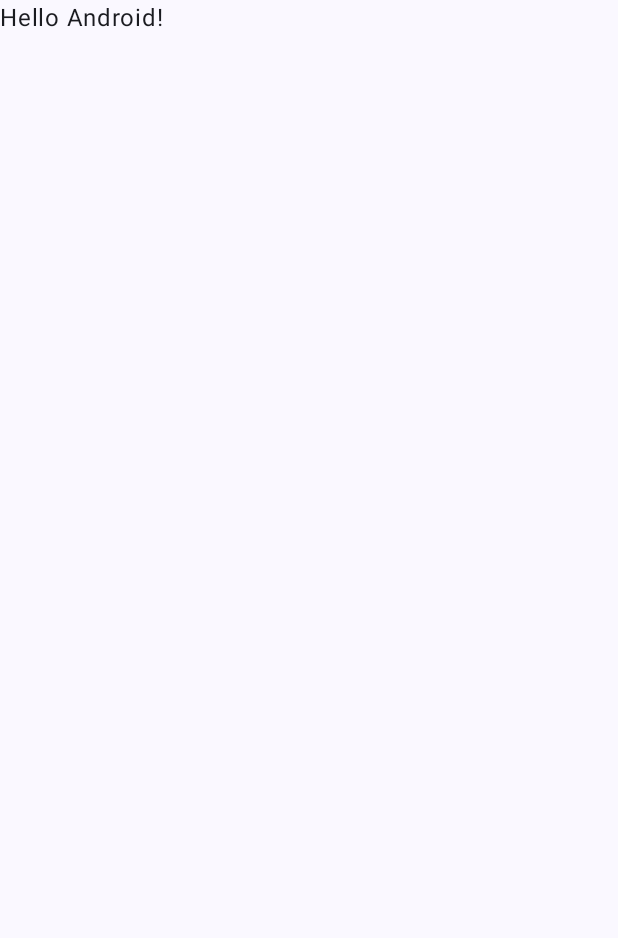
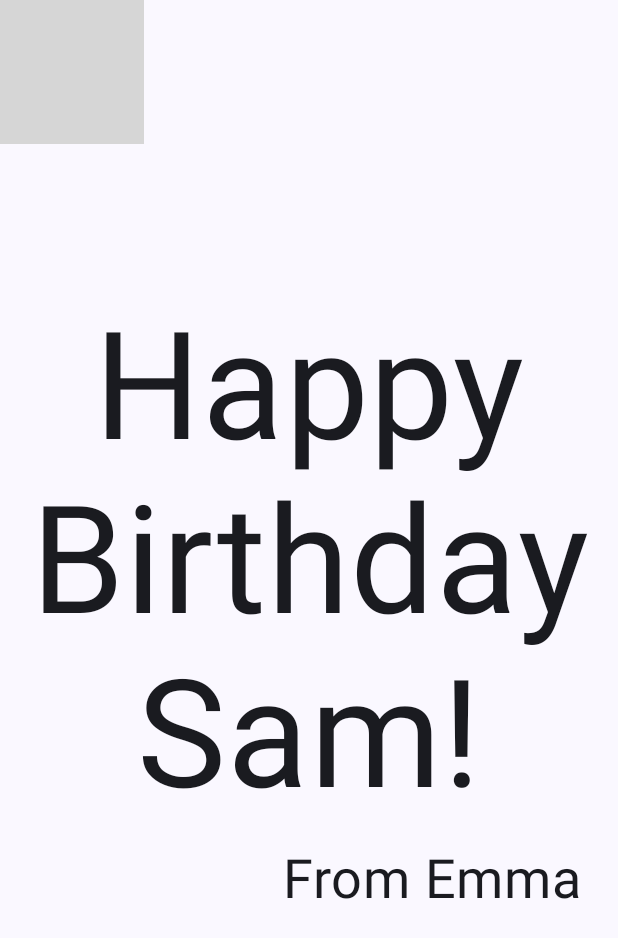
Before and after one commit to datdat1234/Just-Learning, an Android app built with Jetpack Compose: the screen it shows after launch (MainActivity), on a phone screen of 412 x 824 dp. Before the commit the part shown is almost empty. Shown: the top 938 px of the screen. Run offline under Robolectric (Android 15) with nearby library versions, the phone set to English and light mode, and no system bars; grey boxes are pictures that could not be loaded.

Commit message:
By LE PHUOC DAT - at 20250406 Change: - To: Build a basic layout -> Practice: Compose Basics.

```diff
--- a/app/src/main/java/com/example/greetingcard/MainActivity.kt
+++ b/app/src/main/java/com/example/greetingcard/MainActivity.kt
@@ -3,26 +3,40 @@ package com.example.greetingcard
 import android.os.Bundle
 import androidx.activity.ComponentActivity
 import androidx.activity.compose.setContent
-import androidx.activity.enableEdgeToEdge
+import androidx.compose.foundation.Image
+import androidx.compose.foundation.layout.Arrangement
+import androidx.compose.foundation.layout.Box
+import androidx.compose.foundation.layout.Column
 import androidx.compose.foundation.layout.fillMaxSize
 import androidx.compose.foundation.layout.padding
-import androidx.compose.material3.Scaffold
+import androidx.compose.material3.MaterialTheme
+import androidx.compose.material3.Surface
 import androidx.compose.material3.Text
 import androidx.compose.runtime.Composable
+import androidx.compose.ui.Alignment
 import androidx.compose.ui.Modifier
+import androidx.compose.ui.layout.ContentScale
+import androidx.compose.ui.res.painterResource
+import androidx.compose.ui.res.stringResource
+import androidx.compose.ui.text.style.TextAlign
 import androidx.compose.ui.tooling.preview.Preview
-import com.example.greetingcard.ui.theme.GreetingCardTheme
+import androidx.compose.ui.unit.dp
+import androidx.compose.ui.unit.sp
+import com.example.greetingcard.ui.theme.HappyBirthdayTheme
 
 class MainActivity : ComponentActivity() {
     override fun onCreate(savedInstanceState: Bundle?) {
         super.onCreate(savedInstanceState)
-        enableEdgeToEdge()
         setContent {
-            GreetingCardTheme {
-                Scaffold(modifier = Modifier.fillMaxSize()) { innerPadding ->
-                    Greeting(
-                        name = "Android",
-                        modifier = Modifier.padding(innerPadding)
+            HappyBirthdayTheme {
+                // A surface container using the 'background' color from the theme
+                Surface(
+                    modifier = Modifier.fillMaxSize(),
+                    color = MaterialTheme.colorScheme.background
+                ) {
+                    GreetingImage(
+                        message = stringResource(R.string.happy_birthday_sam),
+                        from = stringResource(R.string.from_emma)
                     )
                 }
             }
@@ -31,17 +45,55 @@ class MainActivity : ComponentActivity() {
 }
 
 @Composable
-fun Greeting(name: String, modifier: Modifier = Modifier) {
-    Text(
-        text = "Hello $name!",
+fun GreetingText(message: String, from: String, modifier: Modifier = Modifier) {
+    Column(
+        verticalArrangement = Arrangement.Center,
         modifier = modifier
-    )
+    ) {
+        Text(
+            text = message,
+            fontSize = 100.sp,
+            lineHeight = 116.sp,
+            textAlign = TextAlign.Center,
+
+        )
+        Text(
+            text = from,
+            fontSize = 36.sp,
+            modifier = Modifier
+                .padding(16.dp)
+                .align(alignment = Alignment.End)
+        )
+    }
+}
+
+@Composable
+fun GreetingImage(message: String, from: String, modifier: Modifier = Modifier) {
+    val image = painterResource(R.drawable.androidparty)
+    Box(modifier) {
+        Image(
+            painter = image,
+            contentDescription = null,
+            contentScale = ContentScale.Crop,
+            alpha = 0.5F
+        )
+        GreetingText(
+            message = message,
+            from = from,
+            modifier = Modifier
+                .fillMaxSize()
+                .padding(8.dp)
+        )
+    }
 }
 
 @Preview(showBackground = true)
 @Composable
-fun GreetingPreview() {
-    GreetingCardTheme {
-        Greeting("Android")
+fun BirthdayCardPreview() {
+    HappyBirthdayTheme {
+        GreetingImage(
+            message = stringResource(R.string.happy_birthday_sam),
+            from = stringResource(R.string.from_emma)
+        )
     }
 }
--- a/app/src/main/java/com/example/greetingcard/ui/theme/Theme.kt
+++ b/app/src/main/java/com/example/greetingcard/ui/theme/Theme.kt
@@ -34,7 +34,7 @@ private val LightColorScheme = lightColorScheme(
 )
 
 @Composable
-fun GreetingCardTheme(
+fun HappyBirthdayTheme(
     darkTheme: Boolean = isSystemInDarkTheme(),
     // Dynamic color is available on Android 12+
     dynamicColor: Boolean = true,
--- a/app/src/main/res/values/strings.xml
+++ b/app/src/main/res/values/strings.xml
@@ -1,3 +1,5 @@
 <resources>
     <string name="app_name">Greeting Card</string>
+    <string name="happy_birthday_sam">Happy Birthday Sam!</string>
+    <string name="from_emma">From Emma</string>
 </resources>
```
Also changed, not shown: 3 other files.
